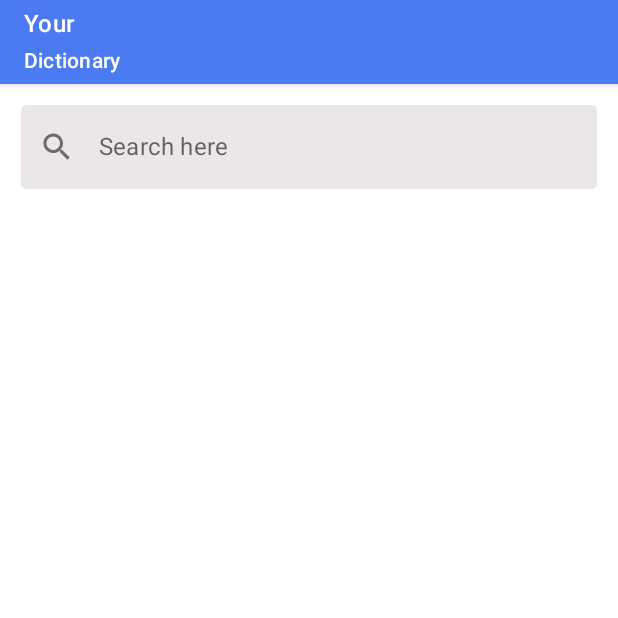
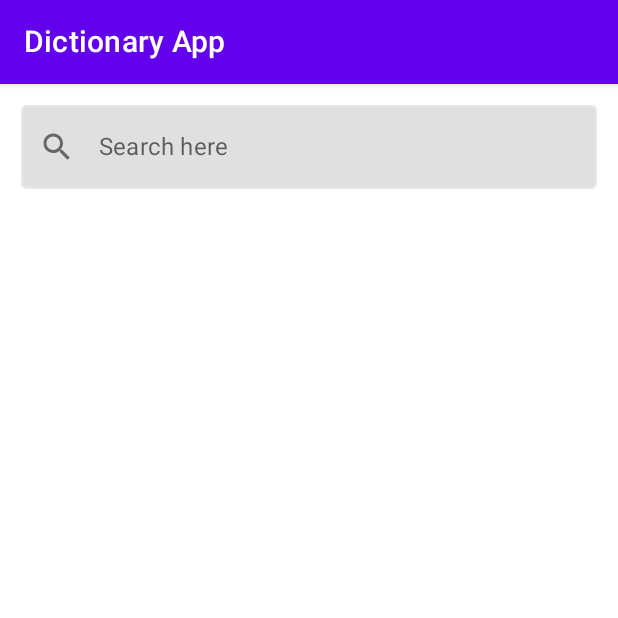
Before and after one commit to AdoyoClifford/Dictionary, an Android app built with Jetpack Compose: the composable HomeScreen shown on its own in the app's theme, on a phone screen of 412 x 824 dp, the top half of it. Run offline under Robolectric (Android 15) with nearby library versions, the phone set to English and light mode, and no system bars; our stand-ins replace Dagger/Hilt's generated code.

Commit message:
final commit

```diff
--- a/app/src/main/java/com/adoyo/dictionaryapp/presentation/HomeScreen.kt
+++ b/app/src/main/java/com/adoyo/dictionaryapp/presentation/HomeScreen.kt
@@ -57,25 +57,12 @@ fun HomeScreen(
             topBar = {
                 TopAppBar(
                     title = {
-                        Text(text = buildAnnotatedString {
-                            withStyle(
-                                style = SpanStyle(
-                                    fontSize = 16.sp, color = Color.White
-                                )
-                            ) {
-                                append("Your\n")
-                            }
-                            withStyle(
-                                style = SpanStyle(
-                                    fontSize = 14.sp,
-                                    color = Color.White
-                                )
-                            ) {
-                                append("Dictionary")
-                            }
-                        })
+                        Text(
+                            text = "Dictionary App",
+                            fontSize = 20.sp,
+                            color = Color.White
+                        )
                     },
-                    backgroundColor = Color(0xFF4C7AF2)
                 )
             }
         ) { paddingValues ->
--- a/app/src/main/java/com/adoyo/dictionaryapp/presentation/uistate/components/SearchField.kt
+++ b/app/src/main/java/com/adoyo/dictionaryapp/presentation/uistate/components/SearchField.kt
@@ -46,7 +46,7 @@ fun SearchField(
             }
         }, shape = Shapes.small,
         colors = TextFieldDefaults.textFieldColors(
-            backgroundColor = Color(0xFFEBE7E7),
+           // backgroundColor = Color.White,
 
             unfocusedIndicatorColor = Color(0xFFEBE7E7),
 
--- a/app/src/main/java/com/adoyo/dictionaryapp/ui/theme/Color.kt
+++ b/app/src/main/java/com/adoyo/dictionaryapp/ui/theme/Color.kt
@@ -1,6 +1,7 @@
 package com.adoyo.dictionaryapp.ui.theme
 
-import androidx.compose.ui.graphics.Color
+import android.graphics.Color
+
 
 val Purple200 = Color(0xFFBB86FC)
 val Purple500 = Color(0xFF6200EE)
--- a/app/src/main/res/drawable/dictionary.xml
+++ b/app/src/main/res/drawable/dictionary.xml
@@ -1,9 +1,4 @@
-<vector xmlns:android="http://schemas.android.com/apk/res/android"
-    android:width="32dp"
-    android:height="32dp"
-    android:viewportWidth="32"
-    android:viewportHeight="32">
-  <path
-      android:pathData="m31.79,28.11 l-7,-14a2,2 0,0 0,-3.58 0L18,20.56l-2.7,-1.83A17.13,17.13 0,0 0,19.91 9H22a2,2 0,0 0,0 -4h-8V3a2,2 0,0 0,-4 0v2H2a2,2 0,0 0,0 4h13.86a13.09,13.09 0,0 1,-3.79 7.28,13.09 13.09,0 0,1 -3.19,-4.95 2,2 0,1 0,-3.77 1.34,17.1 17.1,0 0,0 3.79,6.08l-5.06,3.62a2,2 0,0 0,2.33 3.25l5.93,-4.24 4.08,2.79 -2,3.93a2,2 0,0 0,3.58 1.79l0.45,-0.89H23a2,2 0,0 0,0 -4h-2.76L23,19.47l5.21,10.42a2,2 0,0 0,3.58 -1.79Z"
-      android:fillColor="#ba63c6"/>
+<vector android:height="24dp" android:viewportHeight="32"
+    android:viewportWidth="32" android:width="24dp" xmlns:android="http://schemas.android.com/apk/res/android">
+    <path android:fillColor="#ba63c6" android:pathData="m31.79,28.11 l-7,-14a2,2 0,0 0,-3.58 0L18,20.56l-2.7,-1.83A17.13,17.13 0,0 0,19.91 9H22a2,2 0,0 0,0 -4h-8V3a2,2 0,0 0,-4 0v2H2a2,2 0,0 0,0 4h13.86a13.09,13.09 0,0 1,-3.79 7.28,13.09 13.09,0 0,1 -3.19,-4.95 2,2 0,1 0,-3.77 1.34,17.1 17.1,0 0,0 3.79,6.08l-5.06,3.62a2,2 0,0 0,2.33 3.25l5.93,-4.24 4.08,2.79 -2,3.93a2,2 0,0 0,3.58 1.79l0.45,-0.89H23a2,2 0,0 0,0 -4h-2.76L23,19.47l5.21,10.42a2,2 0,0 0,3.58 -1.79Z"/>
 </vector>
--- /dev/null
+++ b/app/src/main/res/drawable/splash_inset.xml
@@ -0,0 +1,6 @@
+<inset xmlns:android="http://schemas.android.com/apk/res/android"
+    android:drawable="@drawable/dictionary"
+    android:insetLeft="52dp"
+    android:insetRight="52dp"
+    android:insetTop="52dp"
+    android:insetBottom="52dp"/>
--- a/build.gradle
+++ b/build.gradle
@@ -4,8 +4,8 @@ buildscript {
     }
 }// Top-level build file where you can add configuration options common to all sub-projects/modules.
 plugins {
-    id 'com.android.application' version '7.4.1' apply false
-    id 'com.android.library' version '7.4.1' apply false
+    id 'com.android.application' version '8.0.1' apply false
+    id 'com.android.library' version '8.0.1' apply false
     id 'org.jetbrains.kotlin.android' version '1.8.10' apply false
     id 'com.google.dagger.hilt.android' version '2.44' apply false
 }
--- a/gradle.properties
+++ b/gradle.properties
@@ -21,3 +21,5 @@ kotlin.code.style=official
 # resources declared in the library itself and none from the library's dependencies,
 # thereby reducing the size of the R class for that library
 android.nonTransitiveRClass=true
+android.defaults.buildfeatures.buildconfig=true
+android.nonFinalResIds=false
```
Also changed, not shown: gradle/wrapper/gradle-wrapper.properties, 4 other files.
